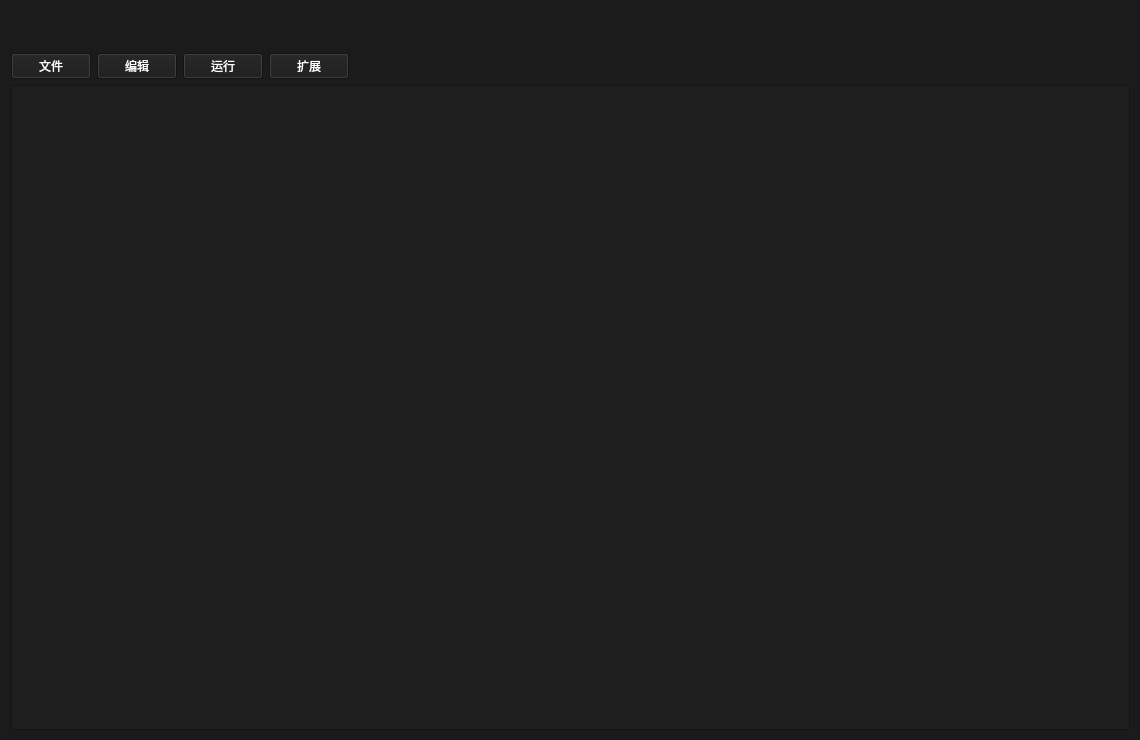
This is app/MainWindow.ui in AntoineYANG/Yuugen as Qt 5 draws it before an edit. The edited form follows.
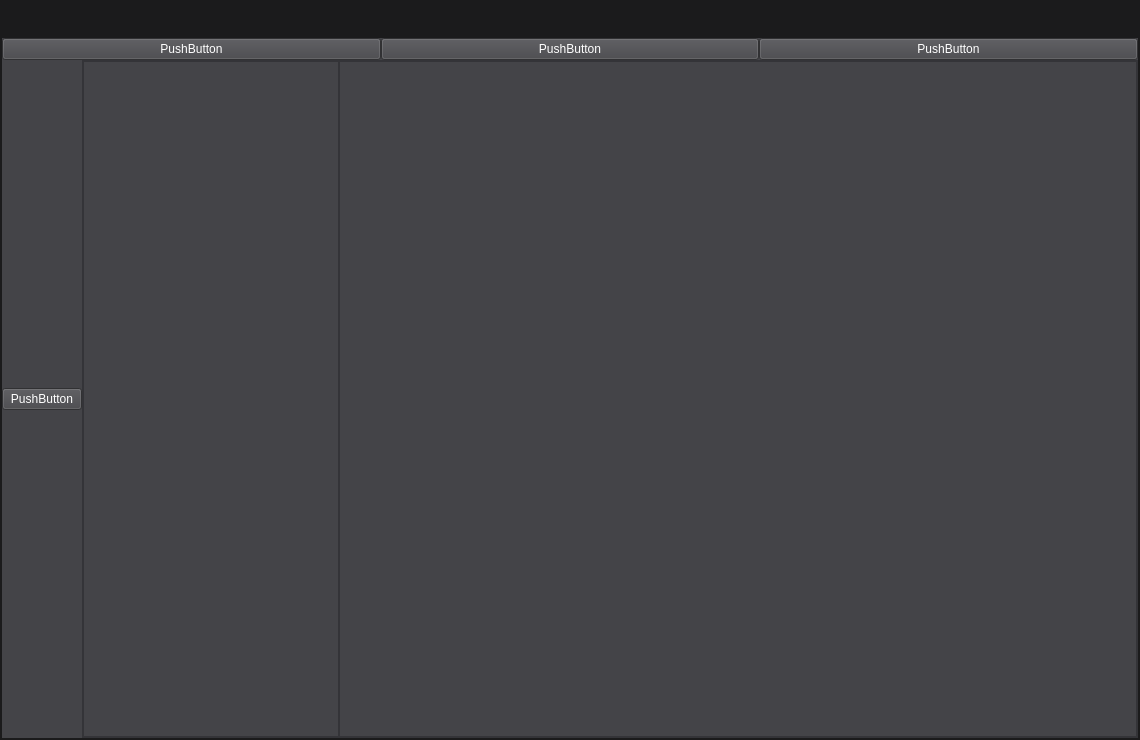
This is the edited form.

```diff
--- a/app/MainWindow.ui
+++ b/app/MainWindow.ui
@@ -23,98 +23,193 @@
    <string notr="true">background-color: rgb(27, 27, 28);color: rgb(255, 255, 255);</string>
   </property>
   <widget class="QWidget" name="centralWidget">
-   <widget class="QWidget" name="verticalLayoutWidget">
-    <property name="geometry">
-     <rect>
-      <x>0</x>
-      <y>0</y>
-      <width>1141</width>
-      <height>741</height>
-     </rect>
+   <property name="sizePolicy">
+    <sizepolicy hsizetype="Maximum" vsizetype="Maximum">
+     <horstretch>0</horstretch>
+     <verstretch>0</verstretch>
+    </sizepolicy>
+   </property>
+   <layout class="QVBoxLayout" name="verticalLayout_2">
+    <property name="leftMargin">
+     <number>2</number>
     </property>
-    <layout class="QVBoxLayout" name="verticalLayout">
-     <item>
-      <widget class="QWidget" name="widget" native="true">
-       <property name="minimumSize">
-        <size>
-         <width>0</width>
-         <height>36</height>
-        </size>
+    <property name="topMargin">
+     <number>2</number>
+    </property>
+    <property name="rightMargin">
+     <number>2</number>
+    </property>
+    <property name="bottomMargin">
+     <number>2</number>
+    </property>
+    <item>
+     <spacer name="verticalSpacer">
+      <property name="orientation">
+       <enum>Qt::Vertical</enum>
+      </property>
+      <property name="sizeType">
+       <enum>QSizePolicy::Fixed</enum>
+      </property>
+      <property name="sizeHint" stdset="0">
+       <size>
+        <width>20</width>
+        <height>36</height>
+       </size>
+      </property>
+     </spacer>
+    </item>
+    <item>
+     <widget class="QWidget" name="YBody" native="true">
+      <layout class="QVBoxLayout" name="verticalLayout">
+       <property name="spacing">
+        <number>0</number>
        </property>
-      </widget>
-     </item>
-     <item>
-      <layout class="QHBoxLayout" name="horizontalLayout">
+       <property name="leftMargin">
+        <number>0</number>
+       </property>
+       <property name="topMargin">
+        <number>0</number>
+       </property>
+       <property name="rightMargin">
+        <number>0</number>
+       </property>
+       <property name="bottomMargin">
+        <number>0</number>
+       </property>
        <item>
-        <widget class="QPushButton" name="pushButton">
-         <property name="text">
-          <string>文件</string>
+        <widget class="QWidget" name="YMenuBar" native="true">
+         <property name="sizePolicy">
+          <sizepolicy hsizetype="Preferred" vsizetype="Fixed">
+           <horstretch>0</horstretch>
+           <verstretch>0</verstretch>
+          </sizepolicy>
          </property>
-        </widget>
-       </item>
-       <item>
-        <widget class="QPushButton" name="pushButton_2">
-         <property name="text">
-          <string>编辑</string>
+         <property name="styleSheet">
+          <string notr="true">background-color: rgb(68, 68, 72);</string>
          </property>
+         <layout class="QHBoxLayout" name="horizontalLayout">
+          <item>
+           <widget class="QPushButton" name="pushButton_2">
+            <property name="text">
+             <string>PushButton</string>
+            </property>
+           </widget>
+          </item>
+          <item>
+           <widget class="QPushButton" name="pushButton_4">
+            <property name="text">
+             <string>PushButton</string>
+            </property>
+           </widget>
+          </item>
+          <item>
+           <widget class="QPushButton" name="pushButton">
+            <property name="text">
+             <string>PushButton</string>
+            </property>
+           </widget>
+          </item>
+         </layout>
         </widget>
        </item>
        <item>
-        <widget class="QPushButton" name="pushButton_3">
-         <property name="text">
-          <string>运行</string>
+        <widget class="QWidget" name="YContainer" native="true">
+         <property name="styleSheet">
+          <string notr="true">background-color: rgb(48, 48, 52);</string>
          </property>
+         <layout class="QHBoxLayout" name="horizontalLayout_2">
+          <item>
+           <widget class="QWidget" name="YToolView" native="true">
+            <property name="styleSheet">
+             <string notr="true">background-color: rgb(68,68,72);</string>
+            </property>
+            <layout class="QHBoxLayout" name="horizontalLayout_3">
+             <item>
+              <widget class="QPushButton" name="pushButton_3">
+               <property name="text">
+                <string>PushButton</string>
+               </property>
+              </widget>
+             </item>
+            </layout>
+           </widget>
+          </item>
+          <item>
+           <widget class="QScrollArea" name="YWorkspace">
+            <property name="font">
+             <font>
+              <family>Operator Mono Bold</family>
+              <pointsize>11</pointsize>
+             </font>
+            </property>
+            <property name="styleSheet">
+             <string notr="true">background-color: rgb(68,68,72);</string>
+            </property>
+            <property name="widgetResizable">
+             <bool>true</bool>
+            </property>
+            <widget class="QWidget" name="YScrollArea">
+             <property name="geometry">
+              <rect>
+               <x>0</x>
+               <y>0</y>
+               <width>990</width>
+               <height>619</height>
+              </rect>
+             </property>
+             <layout class="QHBoxLayout" name="horizontalLayout_4">
+              <item>
+               <widget class="QPlainTextEdit" name="YIndexView">
+                <property name="sizePolicy">
+                 <sizepolicy hsizetype="Fixed" vsizetype="Minimum">
+                  <horstretch>0</horstretch>
+                  <verstretch>0</verstretch>
+                 </sizepolicy>
+                </property>
+                <property name="minimumSize">
+                 <size>
+                  <width>28</width>
+                  <height>0</height>
+                 </size>
+                </property>
+                <property name="font">
+                 <font>
+                  <family>Operator Mono Bold</family>
+                  <pointsize>11</pointsize>
+                 </font>
+                </property>
+               </widget>
+              </item>
+              <item>
+               <widget class="QPlainTextEdit" name="YEditor">
+                <property name="sizePolicy">
+                 <sizepolicy hsizetype="Expanding" vsizetype="Minimum">
+                  <horstretch>0</horstretch>
+                  <verstretch>0</verstretch>
+                 </sizepolicy>
+                </property>
+                <property name="font">
+                 <font>
+                  <family>Operator Mono Bold</family>
+                  <pointsize>11</pointsize>
+                 </font>
+                </property>
+               </widget>
+              </item>
+             </layout>
+            </widget>
+           </widget>
+          </item>
+         </layout>
         </widget>
        </item>
-       <item>
-        <widget class="QPushButton" name="pushButton_4">
-         <property name="text">
-          <string>扩展</string>
-         </property>
-        </widget>
-       </item>
-       <item>
-        <spacer name="horizontalSpacer">
-         <property name="orientation">
-          <enum>Qt::Horizontal</enum>
-         </property>
-         <property name="sizeHint" stdset="0">
-          <size>
-           <width>40</width>
-           <height>20</height>
-          </size>
-         </property>
-        </spacer>
-       </item>
       </layout>
-     </item>
-     <item>
-      <layout class="QHBoxLayout" name="horizontalLayout_3">
-       <item>
-        <widget class="QTextEdit" name="textEdit">
-         <property name="font">
-          <font>
-           <family>Operator Mono Book</family>
-           <pointsize>12</pointsize>
-           <italic>true</italic>
-          </font>
-         </property>
-         <property name="html">
-          <string>&lt;!DOCTYPE HTML PUBLIC &quot;-//W3C//DTD HTML 4.0//EN&quot; &quot;http://www.w3.org/TR/REC-html40/strict.dtd&quot;&gt;
-&lt;html&gt;&lt;head&gt;&lt;meta name=&quot;qrichtext&quot; content=&quot;1&quot; /&gt;&lt;style type=&quot;text/css&quot;&gt;
-p, li { white-space: pre-wrap; }
-&lt;/style&gt;&lt;/head&gt;&lt;body style=&quot; font-family:'Operator Mono Book'; font-size:12pt; font-weight:400; font-style:italic;&quot; bgcolor=&quot;#1e1e1e&quot;&gt;
-&lt;p style=&quot;-qt-paragraph-type:empty; margin-top:0px; margin-bottom:0px; margin-left:0px; margin-right:0px; -qt-block-indent:0; text-indent:0px; font-family:'Operator Mono Light'; font-size:11.5pt; font-weight:600; font-style:normal;&quot;&gt;&lt;br /&gt;&lt;/p&gt;&lt;/body&gt;&lt;/html&gt;</string>
-         </property>
-        </widget>
-       </item>
-      </layout>
-     </item>
-    </layout>
-   </widget>
+     </widget>
+    </item>
+   </layout>
   </widget>
  </widget>
- <layoutdefault spacing="6" margin="11"/>
+ <layoutdefault spacing="0" margin="0"/>
  <resources>
   <include location="MainWindow.qrc"/>
   <include location="res.qrc"/>
```
